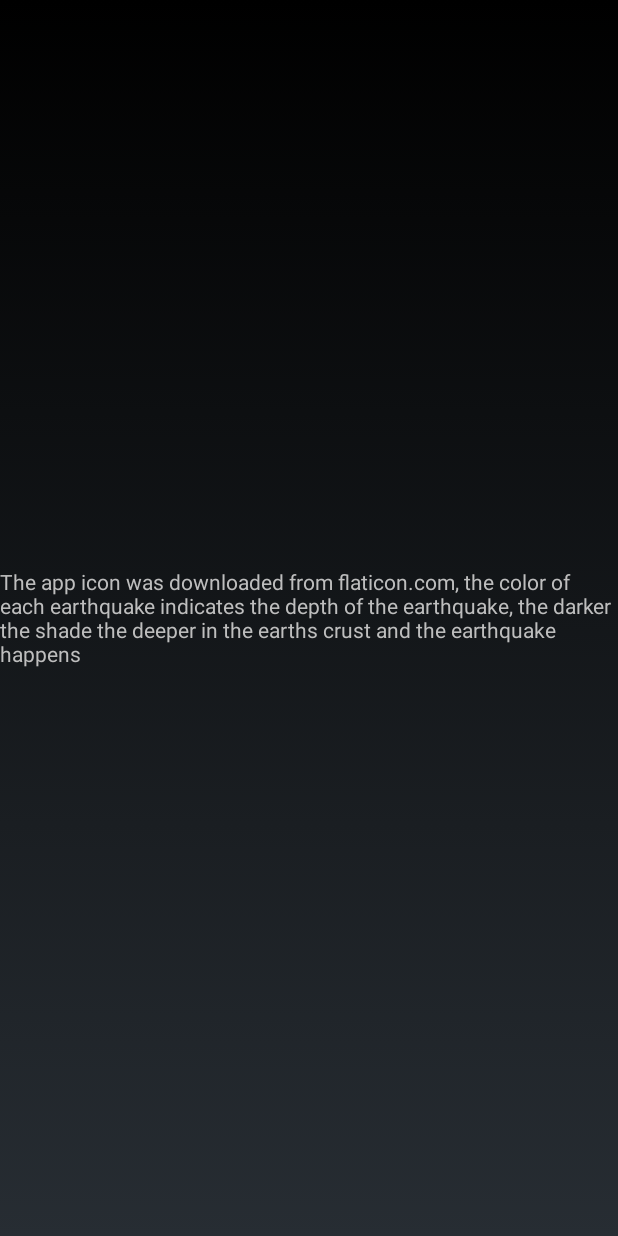
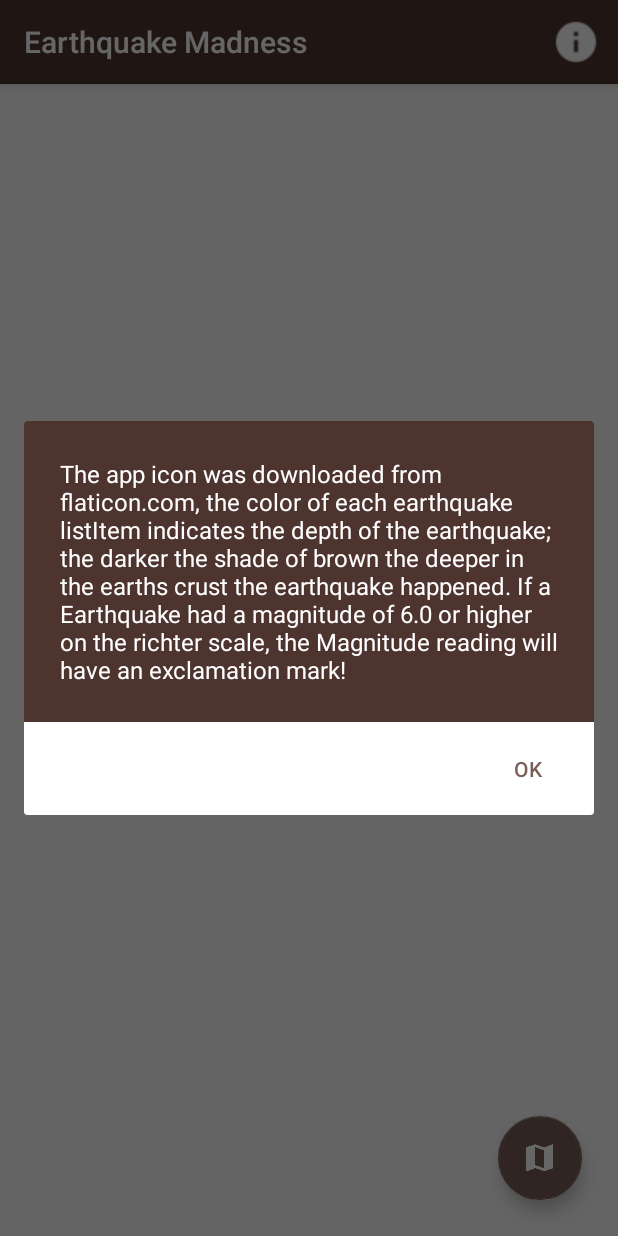
Before and after one commit to meyerjac/EarthquakeMadness, an Android app: the screen it shows after launch (MainActivity), after a tap on "info", on a phone screen of 412 x 824 dp. Run offline under Robolectric (Android 15) with nearby library versions, the phone set to English and light mode, and no system bars; our stand-ins replace ButterKnife; 2 statements that could not run were skipped.

Commit message:
added the correct dialog box and visual rep of magnitude

```diff
--- a/app/src/main/java/jacksonmeyer/com/earthquakemadness/models/Earthquake.java
+++ b/app/src/main/java/jacksonmeyer/com/earthquakemadness/Earthquake.java
@@ -1,4 +1,4 @@
-package jacksonmeyer.com.earthquakemadness.models;
+package jacksonmeyer.com.earthquakemadness;
 
 /**
  * Created by jacksonmeyer on 5/6/17.
--- a/app/src/main/java/jacksonmeyer/com/earthquakemadness/EarthquakeAdapter.java
+++ b/app/src/main/java/jacksonmeyer/com/earthquakemadness/EarthquakeAdapter.java
@@ -10,8 +10,6 @@ import android.widget.TextView;
 import android.widget.Toast;
 
 import java.util.ArrayList;
-
-import jacksonmeyer.com.earthquakemadness.models.Earthquake;
 
 /**
  * Created by jacksonmeyer on 5/6/17.
@@ -52,8 +50,18 @@ public View getView(int position, View convertView, ViewGroup parent) {
     // Populate the data into the template view using the data object
     DateTextView.setText(earthquake.getDatetime());
     Double magnitude = earthquake.getMagnitude();
-    MagnitudeTextView.setText(String.valueOf(magnitude));
+
+
+
+    if (magnitude >= 6) {
+        MagnitudeTextView.setText(String.valueOf(magnitude) + "!");
+    } else {
+        MagnitudeTextView.setText(String.valueOf(magnitude));
+    }
+
     Integer depth = earthquake.getDepth();
+    DepthTextView.setText("depth: " + earthquake.getDepth() + " km.");
+
     if (depth >= 75) {
      RelativeLayoutView.setBackgroundResource(R.color.colorPrimaryDark);
     } else if (depth >= 20 && depth < 75){
@@ -61,7 +69,8 @@ public View getView(int position, View convertView, ViewGroup parent) {
     } else {
         RelativeLayoutView.setBackgroundResource(R.color.colorAccent);
     }
-    DepthTextView.setText("depth: " + earthquake.getDepth() + " km.");
+
+
     Double lat = earthquake.getLat();
     Double lng = earthquake.getLng();
 
--- a/app/src/main/java/jacksonmeyer/com/earthquakemadness/EarthquakeService.java
+++ b/app/src/main/java/jacksonmeyer/com/earthquakemadness/EarthquakeService.java
@@ -9,7 +9,6 @@ import org.json.JSONObject;
 import java.io.IOException;
 import java.util.ArrayList;
 
-import jacksonmeyer.com.earthquakemadness.models.Earthquake;
 import okhttp3.Call;
 import okhttp3.Callback;
 import okhttp3.OkHttpClient;
--- a/app/src/main/java/jacksonmeyer/com/earthquakemadness/MainActivity.java
+++ b/app/src/main/java/jacksonmeyer/com/earthquakemadness/MainActivity.java
@@ -1,19 +1,17 @@
 package jacksonmeyer.com.earthquakemadness;
 
-import android.app.Dialog;
-import android.app.DialogFragment;
-import android.app.FragmentTransaction;
 import android.app.ProgressDialog;
 import android.content.Context;
+import android.content.DialogInterface;
 import android.net.ConnectivityManager;
 import android.os.Bundle;
 import android.os.Handler;
 import android.support.v7.app.ActionBarActivity;
+import android.support.v7.app.AlertDialog;
 import android.view.LayoutInflater;
 import android.view.Menu;
 import android.view.MenuItem;
 import android.view.View;
-import android.view.ViewGroup;
 import android.widget.AdapterView;
 import android.widget.ListView;
 import android.widget.TextView;
@@ -24,7 +22,6 @@ import java.util.ArrayList;
 
 import butterknife.Bind;
 import butterknife.ButterKnife;
-import jacksonmeyer.com.earthquakemadness.models.Earthquake;
 import okhttp3.Call;
 import okhttp3.Callback;
 import okhttp3.Response;
@@ -34,7 +31,7 @@ import static jacksonmeyer.com.earthquakemadness.R.id.earthquakeListView;
 public class MainActivity extends ActionBarActivity {
     public static final String TAG = MainActivity.class.getSimpleName();
 
-    public ArrayList<Earthquake> earthquakeResults = new ArrayList<Earthquake>();
+    public ArrayList<Earthquake> earthquakeResults = new ArrayList<>();
     private EarthquakeAdapter mAdapter;
     private ProgressDialog EarthquakeDialog;
 
@@ -47,8 +44,8 @@ public class MainActivity extends ActionBarActivity {
         setContentView(R.layout.activity_main);
         ButterKnife.bind(this);
 
-        createEarthquakeProgressDialog();
-        showDialogBox();
+        createEarthquakeDialog();
+        createAndShowDialogBox();
 
         if (internetIsAvailable()) {
             getEarthquakeData();
@@ -67,24 +64,15 @@ public class MainActivity extends ActionBarActivity {
     public boolean onOptionsItemSelected(MenuItem item) {
         switch (item.getItemId()) {
             case R.id.info_icon:
-              showInfoDialogFragment();
+              showDialogForm();
             default:
                 return super.onOptionsItemSelected(item);
         }
     }
 
-    private void delayFetchingApiDataDialog() {
-        final Handler handler = new Handler();
-        handler.postDelayed(new Runnable() {
-            @Override
-            public void run() {
-                EarthquakeDialog.dismiss();
-            }
-        }, 2000);
-    }
 
-    public void showDialogBox() {
-        createEarthquakeProgressDialog();
+    public void createAndShowDialogBox() {
+        createEarthquakeDialog();
         EarthquakeDialog.show();
     }
 
@@ -93,7 +81,7 @@ public class MainActivity extends ActionBarActivity {
         return cm.getActiveNetworkInfo() != null;
     }
 
-    private void createEarthquakeProgressDialog() {
+    private void createEarthquakeDialog() {
         EarthquakeDialog = new ProgressDialog(this, R.style.dialog_box);
         EarthquakeDialog.setTitle("Finding earthquakes");
         EarthquakeDialog.setMessage("this is groundbreaking work...");
@@ -107,7 +95,7 @@ public class MainActivity extends ActionBarActivity {
             @Override
             public void onFailure(Call call, IOException e) {
                 e.printStackTrace();
-                delayFetchingApiDataDialog();
+                delayEarthquakeDialog();
             }
 
             @Override
@@ -119,7 +107,7 @@ public class MainActivity extends ActionBarActivity {
                     @Override
                     public void run() {
                         EarthquakeListView.setAdapter(mAdapter);
-                        delayFetchingApiDataDialog();
+                        delayEarthquakeDialog();
 
                         EarthquakeListView.setOnItemClickListener(new AdapterView.OnItemClickListener() {
                             @Override
@@ -134,38 +122,31 @@ public class MainActivity extends ActionBarActivity {
         });
     }
 
-
-    void showInfoDialogFragment() {
-        FragmentTransaction ft = getFragmentManager().beginTransaction();
-        MyDialogFragment frag = new MyDialogFragment();
-        frag.show(ft, "txn_tag");
+    private void delayEarthquakeDialog() {
+        final Handler handler = new Handler();
+        handler.postDelayed(new Runnable() {
+            @Override
+            public void run() {
+                EarthquakeDialog.dismiss();
+            }
+        }, 2000);
     }
 
-    static public class MyDialogFragment extends DialogFragment {
 
-        @Override
-        public void onCreate(Bundle savedInstanceState) {
-            super.onCreate(savedInstanceState);
-            setStyle(DialogFragment.STYLE_NORMAL, R.style.MY_DIALOG);
-        }
 
-        @Override
-        public void onStart() {
-            super.onStart();
-            Dialog d = getDialog();
-            if (d!=null){
-                int width = ViewGroup.LayoutParams.MATCH_PARENT;
-                int height = ViewGroup.LayoutParams.MATCH_PARENT;
-                d.getWindow().setLayout(width, height);
+    private void showDialogForm() {
+        final AlertDialog.Builder builder = new AlertDialog.Builder(this, R.style.dialog_box);
+        LayoutInflater inflater = this.getLayoutInflater();
+        builder.setView(inflater.inflate(R.layout.info_fragment, null));
+        // Add action buttons
+        builder.setPositiveButton("ok", new DialogInterface.OnClickListener() {
+            public void onClick(DialogInterface dialog, int which) {
+
             }
-        }
+        });
 
-        @Override
-        public View onCreateView(LayoutInflater inflater, ViewGroup container, Bundle savedInstanceState) {
-            View root = inflater.inflate(R.layout.my_fragment, container, false);
-            return root;
-        }
-
+        builder.setIcon(android.R.drawable.ic_dialog_alert);
+        AlertDialog dialog = builder.create();
+        dialog.show();
     }
-
 }
--- a/app/src/main/java/jacksonmeyer/com/earthquakemadness/infoDialogBoxFragment.java
+++ /dev/null
@@ -1,31 +0,0 @@
-package jacksonmeyer.com.earthquakemadness;
-
-import android.app.AlertDialog;
-import android.app.Dialog;
-import android.app.DialogFragment;
-import android.os.Bundle;
-
-/**
- * Created by jacksonmeyer on 5/7/17.
- */
-
-public class infoDialogBoxFragment extends DialogFragment {
-
-    public static infoDialogBoxFragment newInstance(int title) {
-        infoDialogBoxFragment frag = new infoDialogBoxFragment();
-        Bundle args = new Bundle();
-        args.putInt("title", title);
-        frag.setArguments(args);
-        return frag;
-    }
-
-    @Override
-    public Dialog onCreateDialog(Bundle savedInstanceState) {
-        int title = getArguments().getInt("title");
-
-        return new AlertDialog.Builder(getActivity())
-                .setIcon(R.drawable.volcano)
-                .setTitle(title)
-                .create();
-    }
-}
--- a/app/src/main/res/layout/my_fragment.xml
+++ b/app/src/main/res/layout/info_fragment.xml
@@ -1,13 +1,18 @@
 
 <RelativeLayout xmlns:android="http://schemas.android.com/apk/res/android"
     android:layout_width="match_parent"
-    android:layout_height="match_parent">
+    android:layout_height="match_parent"
+    android:background="@color/colorPrimary"
+    >
 
     <TextView
         android:id="@+id/label"
+        android:textColor="@color/colorWhite"
+        android:textSize="16sp"
+        android:layout_margin="24dp"
         android:layout_centerInParent="true"
         android:layout_width="wrap_content"
         android:layout_height="wrap_content"
-        android:text="@string/info_alert_dialog" />
+        android:text="@string/info_alert_dialog_text" />
 
 </RelativeLayout>
--- a/app/src/main/res/menu/info_menu.xml
+++ b/app/src/main/res/menu/info_menu.xml
@@ -3,8 +3,8 @@
     xmlns:app="http://schemas.android.com/apk/res-auto">
 
     <item android:id="@+id/info_icon"
-        android:title="@string/info"
-        android:icon="@drawable/ic_info_white_24dp"
+        android:title="@string/info_text"
+        android:icon="@drawable/info_white_24dp"
         app:showAsAction="always" />
 
     //set showAsAction always
--- a/app/src/main/res/values/colors.xml
+++ b/app/src/main/res/values/colors.xml
@@ -3,5 +3,9 @@
     <color name="colorPrimary">#4e342e</color>
     <color name="colorPrimaryDark">#260e04</color>
     <color name="colorAccent">#7b5e57</color>
+    <color name="colorLightBrown">#7B3F00</color>
     <color name="colorWhite">#ffffff</color>
+
+
+
 </resources>
--- a/app/src/main/res/values/strings.xml
+++ b/app/src/main/res/values/strings.xml
@@ -1,12 +1,13 @@
 <resources>
     <string name="app_name">Earthquake Madness</string>
     <string name="no_internet">There appears to be no internet, please try again</string>
-    <string name="info">info</string>
-    <string name="wert">EarthquakeMadness</string>
-    <string name="info_alert_dialog">The app icon was downloaded from flaticon.com,
-        the color of each earthquake indicates the depth of the earthquake, the darker
-        the shade the deeper in the earths crust and the earthquake happens </string>
-    <string name="ok">Ok</string>
+    <string name="info_text">info</string>
+    <string name="info_alert_dialog_text">The app icon was downloaded from flaticon.com,
+        the color of each earthquake listItem indicates the depth of the earthquake; the darker
+        the shade of brown the deeper in the earths crust the earthquake happened. If a Earthquake
+        had a magnitude of 6.0 or higher on the richter scale, the Magnitude reading will have an exclamation mark! </string>
+    <string name="ok_text">Ok</string>
+    <string name="wert">Earthquake Madness</string>
 
 
 
```
Also changed, not shown: app/src/main/res/drawable/info_white_24dp.png (renamed from app/src/main/res/drawable/ic_info_white_24dp.png).
